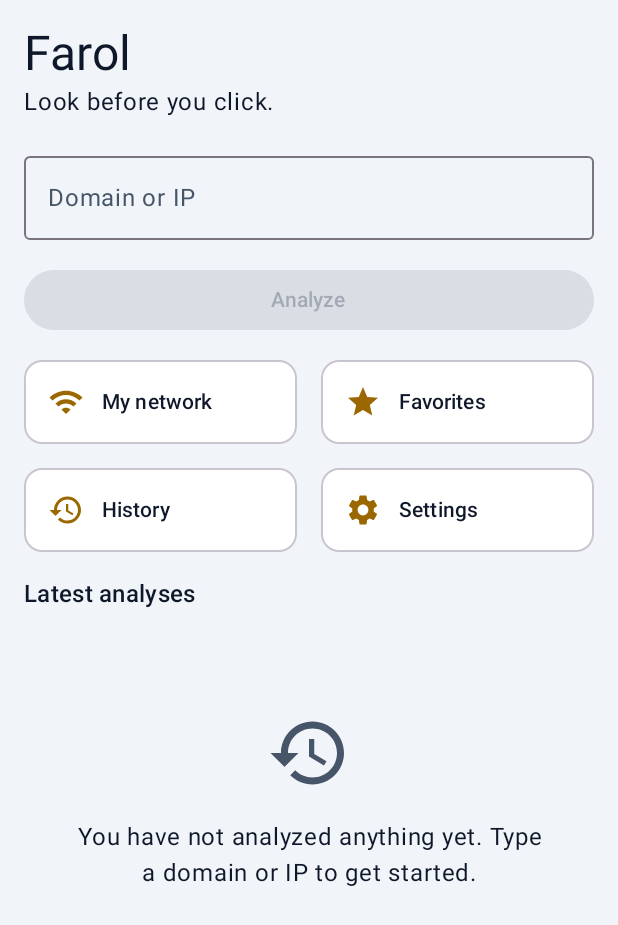
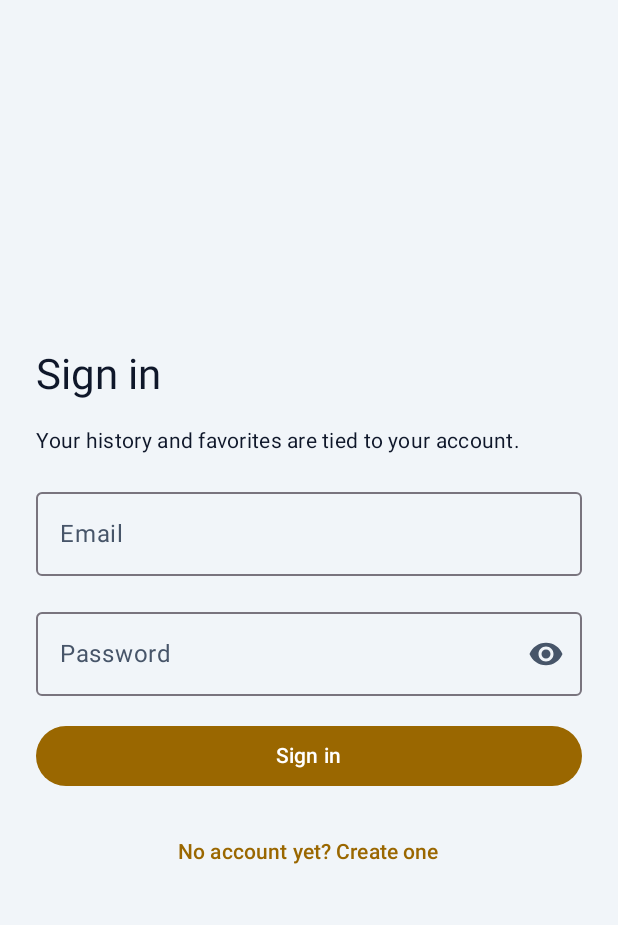
Before and after one commit to Rodrigo-Esteves13/Project_Computacao_Movel, an Android app built with Jetpack Compose: the screen it shows after launch (MainActivity), on a phone screen of 412 x 824 dp. Shown: the top 925 px of the screen. Run offline under Robolectric (Android 15) with nearby library versions, the phone set to English and light mode, and no system bars; our stand-ins replace Firebase (no records; nobody signed in at launch, a user with empty details on screens opened directly).

Commit message:
add Firebase email/password authentication

```diff
--- a/app/src/main/java/pt/ismai/farol/AppContainer.kt
+++ b/app/src/main/java/pt/ismai/farol/AppContainer.kt
@@ -7,6 +7,10 @@ import kotlinx.coroutines.SupervisorJob
 import kotlinx.coroutines.flow.first
 import kotlinx.coroutines.launch
 import kotlinx.coroutines.runBlocking
+import com.google.firebase.FirebaseApp
+import com.google.firebase.auth.FirebaseAuth
+import pt.ismai.farol.data.auth.FirebaseAuthRepository
+import pt.ismai.farol.data.auth.UnavailableAuthRepository
 import pt.ismai.farol.data.remote.ConfigurableTimeout
 import pt.ismai.farol.data.remote.DnsApi
 import pt.ismai.farol.data.remote.HttpChecker
@@ -18,10 +22,13 @@ import pt.ismai.farol.data.remote.createOkHttp
 import pt.ismai.farol.data.repository.AnalysisRepositoryImpl
 import pt.ismai.farol.data.repository.Checkers
 import pt.ismai.farol.data.repository.DataTexts
+import pt.ismai.farol.data.repository.AnalysisStore
 import pt.ismai.farol.data.repository.InMemoryAnalysisStore
 import pt.ismai.farol.data.repository.SettingsRepositoryImpl
 import pt.ismai.farol.data.repository.farolDataStore
 import pt.ismai.farol.domain.AnalysisRepository
+import pt.ismai.farol.domain.AuthRepository
+import pt.ismai.farol.domain.AuthSession
 import pt.ismai.farol.domain.SettingsRepository
 import pt.ismai.farol.util.Connectivity
 
@@ -33,6 +40,22 @@ class AppContainer(context: Context) {
     private val timeout = ConfigurableTimeout()
 
     val settings: SettingsRepository by lazy { SettingsRepositoryImpl(appContext.farolDataStore) }
+
+    /** Accounts need app/google-services.json; without it the app runs with no sign-in gate. */
+    val auth: AuthRepository by lazy {
+        if (FirebaseApp.getApps(appContext).isEmpty()) {
+            UnavailableAuthRepository()
+        } else {
+            FirebaseAuthRepository(FirebaseAuth.getInstance())
+        }
+    }
+
+    // Stand-in until the cloud store: it must not leak one account's data into the next one.
+    private val store: AnalysisStore by lazy {
+        InMemoryAnalysisStore().also { memory ->
+            scope.launch { auth.session.collect { if (it is AuthSession.SignedOut) memory.reset() } }
+        }
+    }
 
     private val okHttp by lazy {
         // Load the saved timeout before the first request, then follow later changes.
@@ -54,7 +77,7 @@ class AppContainer(context: Context) {
             ),
             connectivity = Connectivity(appContext),
             texts = texts,
-            store = InMemoryAnalysisStore(),
+            store = store,
         )
     }
 }
--- a/app/src/main/java/pt/ismai/farol/ui/navigation/FarolNavHost.kt
+++ b/app/src/main/java/pt/ismai/farol/ui/navigation/FarolNavHost.kt
@@ -1,8 +1,12 @@
 package pt.ismai.farol.ui.navigation
 
 import androidx.compose.runtime.Composable
+import androidx.compose.runtime.LaunchedEffect
+import androidx.compose.runtime.getValue
+import androidx.compose.runtime.remember
 import androidx.compose.ui.Modifier
 import androidx.lifecycle.Lifecycle
+import androidx.lifecycle.compose.collectAsStateWithLifecycle
 import androidx.lifecycle.viewmodel.compose.viewModel
 import androidx.navigation.NavBackStackEntry
 import androidx.navigation.NavGraphBuilder
@@ -13,6 +17,9 @@ import androidx.navigation.compose.composable
 import androidx.navigation.compose.rememberNavController
 import androidx.navigation.navArgument
 import pt.ismai.farol.AppContainer
+import pt.ismai.farol.domain.AuthSession
+import pt.ismai.farol.ui.screens.auth.AuthScreen
+import pt.ismai.farol.ui.screens.auth.AuthViewModel
 import pt.ismai.farol.ui.screens.settings.SettingsScreen
 import pt.ismai.farol.ui.screens.detail.DetailScreen
 import pt.ismai.farol.ui.screens.detail.DetailViewModel
@@ -24,10 +31,25 @@ import pt.ismai.farol.ui.screens.network.NetworkScreen
 import pt.ismai.farol.ui.screens.result.ResultScreen
 import pt.ismai.farol.ui.screens.result.ResultViewModel
 
+/** Decides between the sign-in screen and the app from the account session; draws nothing until it is known. */
 @Composable
 fun FarolNavHost(container: AppContainer, modifier: Modifier = Modifier) {
+    val session by container.auth.session.collectAsStateWithLifecycle(AuthSession.Loading)
+    if (session is AuthSession.Loading) return
     val nav = rememberNavController()
-    NavHost(nav, startDestination = Routes.HOME, modifier = modifier) {
+    val start = remember { if (session is AuthSession.SignedOut) Routes.AUTH else Routes.HOME }
+    // Signing out (or in) replaces the whole back stack, so back never reaches the previous account's screens.
+    LaunchedEffect(session) {
+        val onAuth = nav.currentDestination?.route == Routes.AUTH
+        when {
+            session is AuthSession.SignedOut && !onAuth -> nav.navigate(Routes.AUTH) { popUpTo(0) }
+            session !is AuthSession.SignedOut && onAuth -> nav.navigate(Routes.HOME) { popUpTo(0) }
+        }
+    }
+    NavHost(nav, startDestination = start, modifier = modifier) {
+        composable(Routes.AUTH) {
+            AuthScreen(viewModel(factory = AuthViewModel.factory(container)))
+        }
         home(nav, container)
         result(nav, container)
         detail(nav, container)
--- a/app/src/main/java/pt/ismai/farol/ui/navigation/Routes.kt
+++ b/app/src/main/java/pt/ismai/farol/ui/navigation/Routes.kt
@@ -4,6 +4,7 @@ import android.net.Uri
 
 /** App routes. Only strings and ids are passed. */
 object Routes {
+    const val AUTH = "auth"
     const val HOME = "home"
     const val NETWORK = "network"
     const val FAVORITES = "favorites"
--- /dev/null
+++ b/app/src/main/java/pt/ismai/farol/ui/screens/auth/AuthScreen.kt
@@ -0,0 +1,135 @@
+package pt.ismai.farol.ui.screens.auth
+
+import androidx.compose.foundation.layout.Arrangement
+import androidx.compose.foundation.layout.Column
+import androidx.compose.foundation.layout.fillMaxSize
+import androidx.compose.foundation.layout.fillMaxWidth
+import androidx.compose.foundation.layout.height
+import androidx.compose.foundation.layout.width
+import androidx.compose.foundation.layout.imePadding
+import androidx.compose.foundation.layout.padding
+import androidx.compose.foundation.rememberScrollState
+import androidx.compose.foundation.text.KeyboardActions
+import androidx.compose.foundation.text.KeyboardOptions
+import androidx.compose.foundation.verticalScroll
+import androidx.compose.material.icons.Icons
+import androidx.compose.material.icons.filled.Visibility
+import androidx.compose.material.icons.filled.VisibilityOff
+import androidx.compose.material3.Button
+import androidx.compose.material3.CircularProgressIndicator
+import androidx.compose.material3.Icon
+import androidx.compose.material3.IconButton
+import androidx.compose.material3.MaterialTheme
+import androidx.compose.material3.OutlinedTextField
+import androidx.compose.material3.Scaffold
+import androidx.compose.material3.Text
+import androidx.compose.material3.TextButton
+import androidx.compose.runtime.Composable
+import androidx.compose.runtime.getValue
+import androidx.compose.runtime.mutableStateOf
+import androidx.compose.runtime.saveable.rememberSaveable
+import androidx.compose.runtime.setValue
+import androidx.compose.ui.Alignment
+import androidx.compose.ui.Modifier
+import androidx.compose.ui.res.stringResource
+import androidx.compose.ui.text.input.ImeAction
+import androidx.compose.ui.text.input.KeyboardType
+import androidx.compose.ui.text.input.PasswordVisualTransformation
+import androidx.compose.ui.text.input.VisualTransformation
+import androidx.compose.ui.unit.dp
+import androidx.lifecycle.compose.collectAsStateWithLifecycle
+import androidx.annotation.StringRes
+import pt.ismai.farol.R
+
+@Composable
+fun AuthScreen(viewModel: AuthViewModel) {
+    val ui by viewModel.ui.collectAsStateWithLifecycle()
+    Scaffold { padding ->
+        Column(
+            Modifier.fillMaxSize().padding(padding).imePadding()
+                .verticalScroll(rememberScrollState()).padding(24.dp),
+            verticalArrangement = Arrangement.spacedBy(16.dp, Alignment.CenterVertically),
+        ) {
+            Text(
+                stringResource(if (ui.registering) R.string.auth_title_register else R.string.auth_title_sign_in),
+                style = MaterialTheme.typography.headlineMedium,
+            )
+            Text(stringResource(R.string.auth_subtitle), style = MaterialTheme.typography.bodyMedium)
+            AuthField(
+                label = R.string.auth_email,
+                value = ui.email,
+                onChange = viewModel::changeEmail,
+                error = ui.emailError,
+                keyboardType = KeyboardType.Email,
+                imeAction = ImeAction.Next,
+            )
+            AuthField(
+                label = R.string.auth_password,
+                value = ui.password,
+                onChange = viewModel::changePassword,
+                error = ui.passwordError,
+                keyboardType = KeyboardType.Password,
+                imeAction = ImeAction.Done,
+                isPassword = true,
+                onDone = viewModel::submit,
+            )
+            ui.error?.let {
+                Text(stringResource(it.messageRes()), color = MaterialTheme.colorScheme.error)
+            }
+            Button(onClick = viewModel::submit, enabled = !ui.busy, modifier = Modifier.fillMaxWidth()) {
+                if (ui.busy) {
+                    CircularProgressIndicator(Modifier.padding(end = 8.dp).height(18.dp).width(18.dp), strokeWidth = 2.dp)
+                }
+                Text(stringResource(if (ui.registering) R.string.auth_action_register else R.string.auth_action_sign_in))
+            }
+            TextButton(onClick = viewModel::toggleMode, modifier = Modifier.fillMaxWidth()) {
+                Text(
+                    stringResource(
+                        if (ui.registering) R.string.auth_switch_to_sign_in else R.string.auth_switch_to_register,
+                    ),
+                )
+            }
+        }
+    }
+}
+
+/** Email or password field: the same OutlinedTextField with its error line, used twice on this screen. */
+@Composable
+private fun AuthField(
+    @StringRes label: Int,
+    value: String,
+    onChange: (String) -> Unit,
+    @StringRes error: Int?,
+    keyboardType: KeyboardType,
+    imeAction: ImeAction,
+    isPassword: Boolean = false,
+    onDone: () -> Unit = {},
+) {
+    var visible by rememberSaveable { mutableStateOf(false) }
+    OutlinedTextField(
+        value = value,
+        onValueChange = onChange,
+        modifier = Modifier.fillMaxWidth(),
+        singleLine = true,
+        label = { Text(stringResource(label)) },
+        isError = error != null,
+        supportingText = error?.let { { Text(stringResource(it)) } },
+        keyboardOptions = KeyboardOptions(keyboardType = keyboardType, imeAction = imeAction),
+        keyboardActions = KeyboardActions(onDone = { onDone() }),
+        visualTransformation = if (isPassword && !visible) PasswordVisualTransformation() else VisualTransformation.None,
+        trailingIcon = if (isPassword) {
+            {
+                IconButton(onClick = { visible = !visible }) {
+                    Icon(
+                        if (visible) Icons.Filled.VisibilityOff else Icons.Filled.Visibility,
+                        contentDescription = stringResource(
+                            if (visible) R.string.auth_hide_password else R.string.auth_show_password,
+                        ),
+                    )
+                }
+            }
+        } else {
+            null
+        },
+    )
+}
--- /dev/null
+++ b/app/src/main/java/pt/ismai/farol/ui/screens/auth/AuthViewModel.kt
@@ -0,0 +1,78 @@
+package pt.ismai.farol.ui.screens.auth
+
+import androidx.annotation.StringRes
+import androidx.lifecycle.ViewModel
+import androidx.lifecycle.ViewModelProvider
+import androidx.lifecycle.viewModelScope
+import androidx.lifecycle.viewmodel.initializer
+import androidx.lifecycle.viewmodel.viewModelFactory
+import kotlinx.coroutines.flow.MutableStateFlow
+import kotlinx.coroutines.flow.StateFlow
+import kotlinx.coroutines.flow.asStateFlow
+import kotlinx.coroutines.flow.update
+import kotlinx.coroutines.launch
+import pt.ismai.farol.AppContainer
+import pt.ismai.farol.R
+import pt.ismai.farol.domain.AuthError
+import pt.ismai.farol.domain.AuthException
+import pt.ismai.farol.domain.AuthRepository
+import pt.ismai.farol.domain.AuthValidator
+
+data class AuthUi(
+    val email: String = "",
+    val password: String = "",
+    val registering: Boolean = false,
+    val busy: Boolean = false,
+    @StringRes val emailError: Int? = null,
+    @StringRes val passwordError: Int? = null,
+    val error: AuthError? = null,
+)
+
+@StringRes
+fun AuthError.messageRes(): Int = when (this) {
+    AuthError.EMAIL_IN_USE -> R.string.auth_error_email_in_use
+    AuthError.WEAK_PASSWORD -> R.string.auth_error_weak_password
+    AuthError.INVALID_CREDENTIALS -> R.string.auth_error_invalid_credentials
+    AuthError.NO_INTERNET -> R.string.auth_error_no_internet
+    AuthError.REQUIRES_RECENT_LOGIN -> R.string.auth_error_recent_login
+    AuthError.UNKNOWN -> R.string.auth_error_unknown
+}
+
+/** One screen for both sign in and register. Success needs no callback: the session flow moves the app on. */
+class AuthViewModel(private val auth: AuthRepository) : ViewModel() {
+    private val _ui = MutableStateFlow(AuthUi())
+    val ui: StateFlow<AuthUi> = _ui.asStateFlow()
+
+    fun changeEmail(text: String) = _ui.update { it.copy(email = text, emailError = null, error = null) }
+
+    fun changePassword(text: String) = _ui.update { it.copy(password = text, passwordError = null, error = null) }
+
+    fun toggleMode() = _ui.update { AuthUi(email = it.email, registering = !it.registering) }
+
+    fun submit() {
+        val current = _ui.value
+        if (current.busy) return
+        val emailError = R.string.auth_error_email_invalid.takeUnless { AuthValidator.isEmailValid(current.email) }
+        val passwordError = R.string.auth_error_password_short.takeUnless { AuthValidator.isPasswordValid(current.password) }
+        if (emailError != null || passwordError != null) {
+            _ui.update { it.copy(emailError = emailError, passwordError = passwordError) }
+            return
+        }
+        _ui.update { it.copy(busy = true, error = null) }
+        viewModelScope.launch {
+            val result = if (current.registering) {
+                auth.register(current.email, current.password)
+            } else {
+                auth.signIn(current.email, current.password)
+            }
+            val error = result.exceptionOrNull()?.let { (it as? AuthException)?.error ?: AuthError.UNKNOWN }
+            _ui.update { it.copy(busy = false, error = error) }
+        }
+    }
+
+    companion object {
+        fun factory(container: AppContainer): ViewModelProvider.Factory = viewModelFactory {
+            initializer { AuthViewModel(container.auth) }
+        }
+    }
+}
--- /dev/null
+++ b/app/src/main/res/values/strings_auth.xml
@@ -0,0 +1,32 @@
+<?xml version="1.0" encoding="utf-8"?>
+<resources>
+    <string name="auth_title_sign_in">Sign in</string>
+    <string name="auth_title_register">Create account</string>
+    <string name="auth_subtitle">Your history and favorites are tied to your account.</string>
+    <string name="auth_email">Email</string>
+    <string name="auth_password">Password</string>
+    <string name="auth_show_password">Show password</string>
+    <string name="auth_hide_password">Hide password</string>
+    <string name="auth_action_sign_in">Sign in</string>
+    <string name="auth_action_register">Create account</string>
+    <string name="auth_switch_to_register">No account yet? Create one</string>
+    <string name="auth_switch_to_sign_in">Already have an account? Sign in</string>
+
+    <string name="auth_error_email_invalid">Enter a valid email address.</string>
+    <string name="auth_error_password_short">The password needs at least 6 characters.</string>
+    <string name="auth_error_email_in_use">An account with this email already exists.</string>
+    <string name="auth_error_weak_password">The password needs at least 6 characters.</string>
+    <string name="auth_error_invalid_credentials">Wrong email or password.</string>
+    <string name="auth_error_no_internet">No internet connection.</string>
+    <string name="auth_error_recent_login">For your security, sign out and sign in again before deleting the account.</string>
+    <string name="auth_error_unknown">Something went wrong. Try again.</string>
+
+    <string name="settings_account">Account</string>
+    <string name="settings_account_email">Signed in as %1$s</string>
+    <string name="settings_sign_out">Sign out</string>
+    <string name="settings_delete_account">Delete account</string>
+    <string name="settings_delete_title">Delete your account?</string>
+    <string name="settings_delete_text">Your account and everything stored under it will be removed. This cannot be undone.</string>
+    <string name="settings_delete_confirm">Delete</string>
+    <string name="settings_delete_cancel">Cancel</string>
+</resources>
--- a/app/src/main/res/values/strings_settings.xml
+++ b/app/src/main/res/values/strings_settings.xml
@@ -16,7 +16,7 @@
     <string name="settings_about_third_parties_text">To get the data, your searches are sent to external services: Google DNS sees the domains queried, Shodan InternetDB sees the IP addresses, and RDAP registries see the domain or IP whose ownership is looked up. With the My network option, the ipify service sees your public IP. The analyzed site also receives the connection request.</string>
 
     <string name="settings_about_data_title">Your data stays with you</string>
-    <string name="settings_about_data_text">History and favorites are kept in memory on this device only and disappear when the app is closed; you can also delete them at any time. Your theme and timeout settings are saved on the device. The app has no server of its own, no accounts and no analytics. All requests use HTTPS.</string>
+    <string name="settings_about_data_text">History and favorites are kept in memory on this device only and disappear when the app is closed; you can also delete them at any time. Your theme and timeout settings are saved on the device. The app has no server of its own and no analytics. If you create an account, your email and sign-in data are stored by Firebase Authentication (Google Cloud), and you can delete the account in these settings. All requests use HTTPS.</string>
 
     <string name="settings_about_limits_title">Limitations</string>
     <string name="settings_about_limits_text">A high score does not guarantee that a site is legitimate: a scam site can have a valid certificate. External databases may be out of date, and the absence of open ports or known vulnerabilities does not mean they do not exist. Use Farol as decision support, not as a verdict.</string>
--- a/build.gradle.kts
+++ b/build.gradle.kts
@@ -1,4 +1,5 @@
 plugins {
     alias(libs.plugins.android.application) apply false
     alias(libs.plugins.kotlin.compose) apply false
+    alias(libs.plugins.google.services) apply false
 }
--- a/gradle/libs.versions.toml
+++ b/gradle/libs.versions.toml
@@ -12,6 +12,8 @@ okhttp = "4.12.0"
 gson = "2.15.0"
 coroutines = "1.11.0"
 junit = "4.13.2"
+firebaseBom = "35.2.0"
+googleServices = "4.6.0"
 
 [libraries]
 androidx-core-ktx = { module = "androidx.core:core-ktx", version.ref = "coreKtx" }
@@ -33,8 +35,12 @@ okhttp-logging = { module = "com.squareup.okhttp3:logging-interceptor", version.
 gson = { module = "com.google.code.gson:gson", version.ref = "gson" }
 kotlinx-coroutines-android = { module = "org.jetbrains.kotlinx:kotlinx-coroutines-android", version.ref = "coroutines" }
 kotlinx-coroutines-test = { module = "org.jetbrains.kotlinx:kotlinx-coroutines-test", version.ref = "coroutines" }
+firebase-bom = { module = "com.google.firebase:firebase-bom", version.ref = "firebaseBom" }
+firebase-auth = { module = "com.google.firebase:firebase-auth" }
+kotlinx-coroutines-play-services = { module = "org.jetbrains.kotlinx:kotlinx-coroutines-play-services", version.ref = "coroutines" }
 junit = { module = "junit:junit", version.ref = "junit" }
 
 [plugins]
 android-application = { id = "com.android.application", version.ref = "agp" }
+google-services = { id = "com.google.gms.google-services", version.ref = "googleServices" }
 kotlin-compose = { id = "org.jetbrains.kotlin.plugin.compose", version.ref = "kotlin" }
```
Also changed, not shown: app/build.gradle.kts (+13 -0 lines), app/src/main/java/pt/ismai/farol/data/auth/FirebaseAuthRepository.kt (added, +85 -0 lines), app/src/main/java/pt/ismai/farol/data/repository/AnalysisStore.kt (+8 -0 lines), app/src/main/java/pt/ismai/farol/domain/Auth.kt (added, +52 -0 lines), app/src/main/java/pt/ismai/farol/ui/screens/settings/SettingsScreen.kt (+42 -0 lines), app/src/main/java/pt/ismai/farol/ui/screens/settings/SettingsViewModel.kt (+35 -5 lines), 4 other files.
